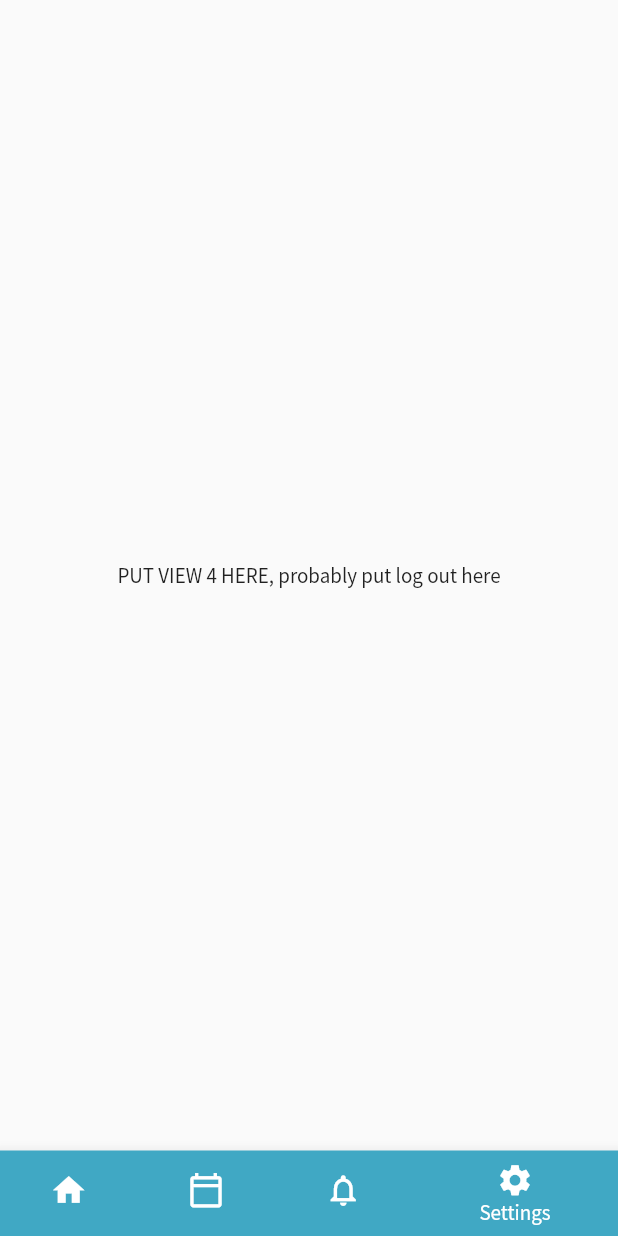
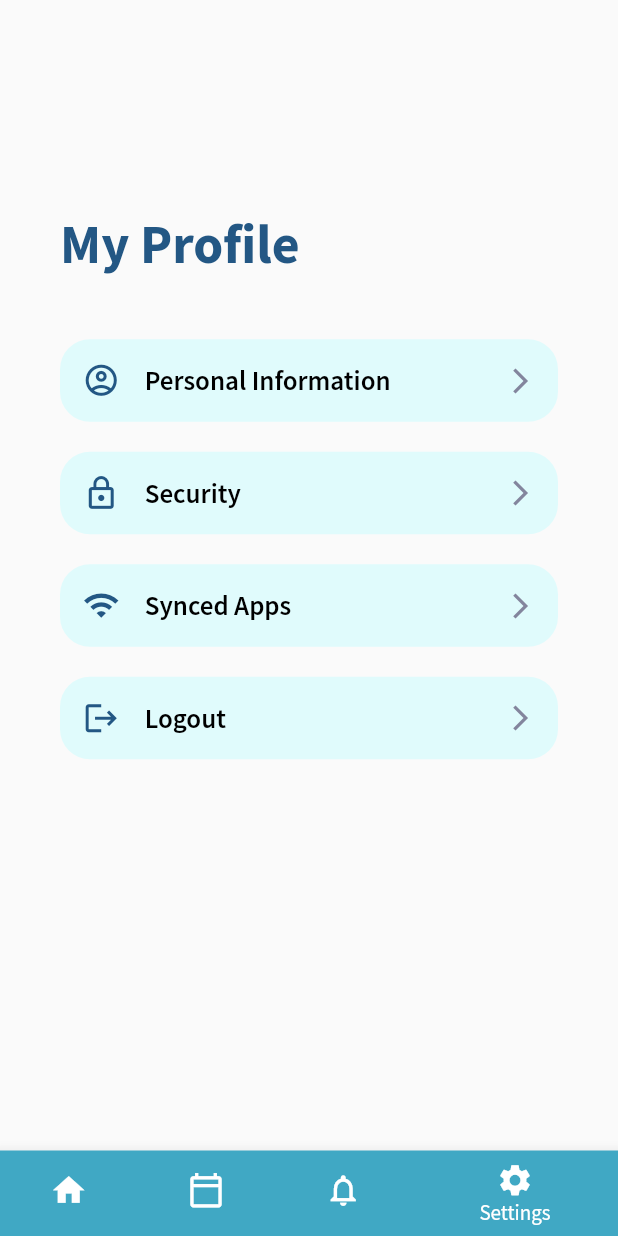
Before and after one commit to iMaro40/CS192_S2_Group5, a Flutter app: the screen it shows once a user with an empty profile is signed in, item 4 of the bottom bar chosen, on a phone screen of 412 x 824 dp. Run offline on Flutter 3.47's test engine with Material 2 defaults, Android fonts, the phone set to English and light mode, and no system bars; our stand-ins replace cloud_firestore, firebase_auth, firebase_core, ionicons; missing offline and left inert: dart:ffi; accounts and stored records are empty.

Commit message:
add settings page

```diff
--- /dev/null
+++ b/lib/components/settings_tabs.dart
@@ -0,0 +1,47 @@
+import 'package:flutter/material.dart';
+import 'package:super_planner/constants.dart';
+
+class SettingsTab extends StatelessWidget {
+  final IconData icon;
+  final String name;
+
+  const SettingsTab({
+    this.icon,
+    this.name,
+  });
+
+  @override
+  Widget build(BuildContext context) {
+    return Container(
+      margin: const EdgeInsets.only(bottom: 20.0),
+      padding: const EdgeInsets.all(15.0),
+      decoration: BoxDecoration(
+        color: faded_light_blue,
+        borderRadius: BorderRadius.all(Radius.circular(20.0)),
+      ),
+      child: Row(
+        children: [ Icon(
+            icon,
+            color: dark_blue,
+            size: 25.0,
+          ),
+          SizedBox(width: MediaQuery.of(context).size.height * 0.02),
+          Text(
+            name,
+            style: TextStyle(
+                color: Colors.black,
+                fontSize: 18,
+                fontWeight: FontWeight.w600,
+              ),
+          ),
+          Spacer(),
+          Icon(
+            Icons.arrow_forward_ios,
+            color: dark_grey,
+            size: 20.0,
+          ),
+        ],
+      ),
+    );
+  }
+}
--- a/lib/screens/display.dart
+++ b/lib/screens/display.dart
@@ -3,6 +3,7 @@ import 'package:provider/provider.dart';
 import '../models/user.dart';
 import '../views/login.dart';
 import '../views/home.dart';
+import '../views/settings.dart';
 
 List<Widget> _widgetDisplay = <Widget>[
    Home(),
@@ -18,12 +19,7 @@ List<Widget> _widgetDisplay = <Widget>[
        textAlign: TextAlign.center,
      ),
    ),
-   Center(
-     child: Text(
-       'PUT VIEW 4 HERE, probably put log out here',
-       textAlign: TextAlign.center,
-     ),
-   ),
+  Settings(),
 ];
 
 class Display extends StatefulWidget {
--- /dev/null
+++ b/lib/views/settings.dart
@@ -0,0 +1,51 @@
+import 'package:flutter/material.dart';
+import 'package:super_planner/constants.dart';
+import 'package:super_planner/components/settings_tabs.dart';
+import 'package:super_planner/views/login.dart';
+
+class Settings extends StatefulWidget {
+  @override
+  _Settings createState() => _Settings();
+}
+
+
+class _Settings extends State<Settings> {
+
+  @override
+  Widget build(BuildContext context) {
+    return Scaffold(
+      resizeToAvoidBottomInset: true,
+      body: SingleChildScrollView(
+        child: Column(
+          children: <Widget>[
+            SizedBox(height: 100.0),
+            Padding(
+              padding: const EdgeInsets.all(40.0),
+              child: Column(
+                crossAxisAlignment: CrossAxisAlignment.start,
+                children: [
+                  Text(
+                    'My Profile',
+                    style: header_text,
+                  ),
+                  SizedBox(height: MediaQuery.of(context).size.height * 0.05),
+                  SettingsTab(icon: Icons.account_circle_outlined, name: 'Personal Information'),
+                  SettingsTab(icon: Icons.lock_outline, name: 'Security'),
+                  SettingsTab(icon: Icons.wifi_outlined, name: 'Synced Apps'),
+                  GestureDetector(
+                    onTap: () {
+                      Navigator.push(
+                        context, MaterialPageRoute(builder: (context) => Login())
+                      );
+                    },
+                    child:  SettingsTab(icon: Icons.logout, name: 'Logout'),
+                  ),
+                ],
+              ),
+            ),
+          ],
+        ),
+      ),
+    );
+  }
+}
```
